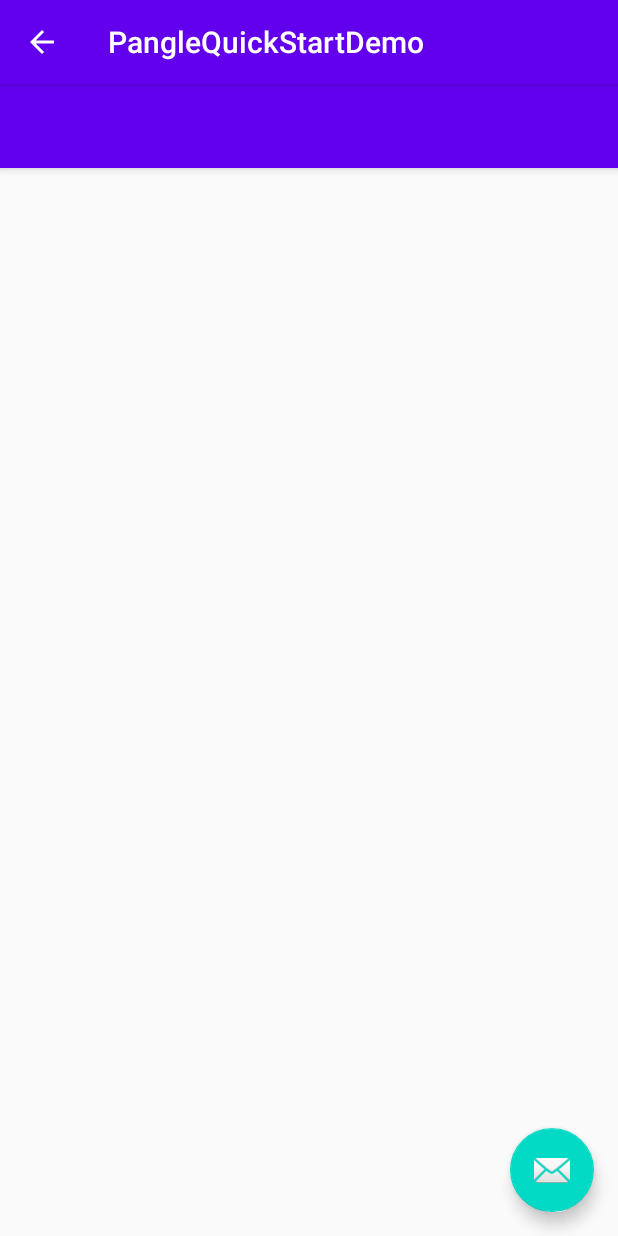
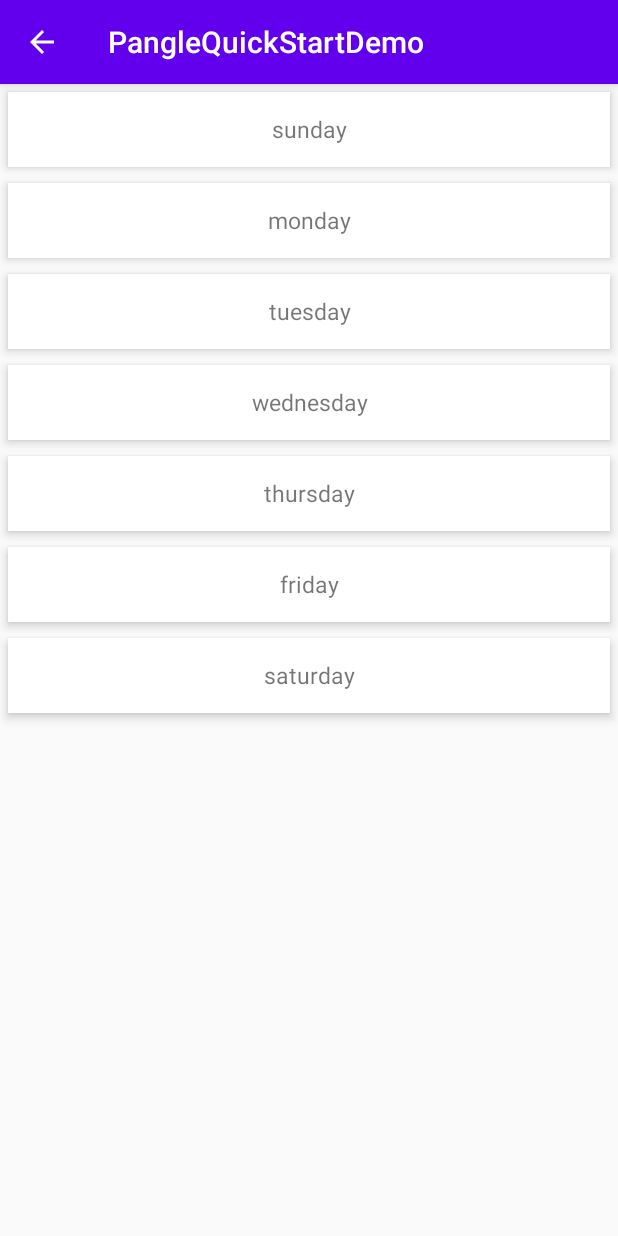
Before and after one commit to guchan-fout/Android-Pangle-Manuel-Quick-Start, an Android app: the NativeAdsViewActivity screen opened directly, with no data from a screen before it, on a phone screen of 412 x 824 dp. Run offline under Robolectric (Android 15) with nearby library versions, the phone set to English and light mode, and no system bars; our stand-ins replace Timber; libraries missing offline, so code that uses them is left out: com.bytedance.sdk; 4 statements that could not run were skipped.

```diff
--- a/PangleQuickStartDemo/app/build.gradle
+++ b/PangleQuickStartDemo/app/build.gradle
@@ -49,4 +49,7 @@ dependencies {
     // for logging
     implementation 'com.github.ajalt:timberkt:1.5.1'
 
+    implementation 'com.github.bumptech.glide:glide:4.11.0'
+    annotationProcessor 'com.github.bumptech.glide:compiler:4.11.0'
+
 }
--- a/PangleQuickStartDemo/app/src/main/java/com/pangleglobal/panglequickstartdemo/NativeAdsViewActivity.kt
+++ b/PangleQuickStartDemo/app/src/main/java/com/pangleglobal/panglequickstartdemo/NativeAdsViewActivity.kt
@@ -1,20 +1,97 @@
 package com.pangleglobal.panglequickstartdemo
 
 import android.os.Bundle
+import androidx.appcompat.app.AppCompatActivity
+import androidx.recyclerview.widget.LinearLayoutManager
+import androidx.recyclerview.widget.RecyclerView
+import com.bytedance.sdk.openadsdk.AdSlot
+import com.bytedance.sdk.openadsdk.TTAdNative
+import com.bytedance.sdk.openadsdk.TTAdNative.FeedAdListener
+import com.bytedance.sdk.openadsdk.TTAdSdk
+import com.bytedance.sdk.openadsdk.TTFeedAd
 import com.google.android.material.floatingactionbutton.FloatingActionButton
 import com.google.android.material.snackbar.Snackbar
-import androidx.appcompat.app.AppCompatActivity
+import com.pangleglobal.panglequickstartdemo.adapter.CellAdapter
+import com.pangleglobal.panglequickstartdemo.model.CellContentModel
+import kotlinx.android.synthetic.main.activity_main.*
+import timber.log.Timber
 
 class NativeAdsViewActivity : AppCompatActivity() {
+    private lateinit var mTTAdNative: TTAdNative
+    private lateinit var mContentlist: ArrayList<CellContentModel>
+    private lateinit var mAdapter: CellAdapter
+    private lateinit var viewManager: RecyclerView.LayoutManager
+
+    val adPosition = 2
 
     override fun onCreate(savedInstanceState: Bundle?) {
         super.onCreate(savedInstanceState)
-        setContentView(R.layout.activity_native_ads_view)
-        setSupportActionBar(findViewById(R.id.toolbar))
+        setContentView(R.layout.activity_main)
+        mContentlist = initList()
+        mAdapter =
+            CellAdapter(mContentlist)
+        viewManager = LinearLayoutManager(this)
 
-        findViewById<FloatingActionButton>(R.id.fab).setOnClickListener { view ->
-            Snackbar.make(view, "Replace with your own action", Snackbar.LENGTH_LONG)
-                .setAction("Action", null).show()
+        recycler_view.layoutManager = viewManager
+        recycler_view.adapter = mAdapter
+        recycler_view.setHasFixedSize(true)
+
+        requestOriginNativeAd("945538916")
+    }
+
+    private fun requestOriginNativeAd(mPlacementID: String) {
+        Timber.d(mPlacementID)
+        if (mPlacementID.isEmpty()) {
+            Timber.e("PlacementId is null")
+            return
+        }
+
+        //init Pangle ad manager
+        val mTTAdManager = TTAdSdk.getAdManager()
+        mTTAdNative = mTTAdManager.createAdNative(this)
+        val adSlot = AdSlot.Builder()
+            .setCodeId(mPlacementID)
+            .setSupportDeepLink(true)
+            .setAdCount(1)
+            .setImageAcceptedSize(300, 250)
+            .build()
+        mTTAdNative.loadFeedAd(adSlot, mFeedAdListener)
+    }
+
+    private val mFeedAdListener: FeedAdListener = object : FeedAdListener {
+        override fun onError(code: Int, message: String) {
+            Timber.d("feedAdListener loaded fail .code=$code,message=$message")
+        }
+
+        override fun onFeedAdLoad(ads: List<TTFeedAd>) {
+            if (ads.isEmpty()) {
+                Timber.e("feedAdListener loaded success .but ad no fill ")
+                return
+            }
+            for (nativeAd in ads) {
+                Timber.d(nativeAd.title)
+                Timber.d(nativeAd.description)
+                val content = CellContentModel()
+                content.isAd = true
+                content.feedAd = nativeAd
+                mContentlist.add(adPosition,content)
+                mAdapter.notifyItemInserted(adPosition)
+            }
         }
     }
+
+    private fun initList(): ArrayList<CellContentModel> {
+        val list =
+            arrayOf("sunday", "monday", "tuesday", "wednesday", "thursday", "friday", "saturday")
+        val contentList: ArrayList<CellContentModel> = ArrayList()
+
+        list.forEach { element ->
+            val content = CellContentModel()
+            content.content = element
+            content.isAd = false
+            contentList.add(content)
+        }
+        return contentList
+    }
+
 }
--- /dev/null
+++ b/PangleQuickStartDemo/app/src/main/java/com/pangleglobal/panglequickstartdemo/adapter/CellAdapter.kt
@@ -0,0 +1,74 @@
+package com.pangleglobal.panglequickstartdemo.adapter
+
+import android.view.LayoutInflater
+import android.view.View
+import android.view.ViewGroup
+import android.widget.ImageView
+import androidx.recyclerview.widget.RecyclerView
+import com.bumptech.glide.Glide
+import com.bytedance.sdk.openadsdk.TTFeedAd
+import com.pangleglobal.panglequickstartdemo.NativeAdsViewActivity
+
+import com.pangleglobal.panglequickstartdemo.R
+import com.pangleglobal.panglequickstartdemo.RecyclerAdapter
+import com.pangleglobal.panglequickstartdemo.model.CellContentModel
+import kotlinx.android.synthetic.main.native_ad_cell.view.*
+import kotlinx.android.synthetic.main.recyclerview_item.view.*
+import timber.log.Timber
+
+
+class CellAdapter(private val contentList: ArrayList<CellContentModel>) : RecyclerView.Adapter<RecyclerAdapter.RecyclerAdapterViewHolder>(){
+
+    override fun onCreateViewHolder(viewGroup: ViewGroup, viewType: Int): RecyclerAdapter.RecyclerAdapterViewHolder {
+        val view: View
+        return if (viewType == TYPE_NORMAL) { // for call layout
+            view = LayoutInflater.from(viewGroup.context)
+                .inflate(R.layout.recyclerview_item, viewGroup, false)
+            RecyclerAdapter.RecyclerAdapterViewHolder(view)
+        } else {
+            view = LayoutInflater.from(viewGroup.context)
+                .inflate(R.layout.native_ad_cell, viewGroup, false)
+            RecyclerAdapter.RecyclerAdapterViewHolder(view)
+        }
+
+    }
+
+    override fun onBindViewHolder(
+        holder: RecyclerAdapter.RecyclerAdapterViewHolder,
+        position: Int
+    ) {
+        if (getItemViewType(position) == TYPE_NORMAL) {
+            holder.view.item_name.text = contentList[position].content
+        } else {
+            //holder.view.template_ad_view.addView(contentList[position].adView)
+            var ad: TTFeedAd = contentList[position].feedAd
+            holder.view.titleText.text = ad.title
+            holder.view.descText.text = ad.description
+            holder.view.adButton.text = ad.buttonText
+            holder.view.adLabelText.text = ad.source
+
+            Glide.with(holder.view).asBitmap().load(ad.icon.imageUrl).into(holder.view.logoView)
+
+
+        }
+    }
+
+
+    override fun getItemCount(): Int {
+        return contentList.size
+    }
+
+    override fun getItemViewType(position: Int): Int {
+        return if (!contentList[position].isAd) {
+            TYPE_NORMAL
+        } else {
+            Timber.d("isAD!!")
+            TYPE_AD
+        }
+    }
+
+    companion object {
+        private const val TYPE_NORMAL = 1
+        private const val TYPE_AD = 2
+    }
+}
--- /dev/null
+++ b/PangleQuickStartDemo/app/src/main/java/com/pangleglobal/panglequickstartdemo/model/CellContentModel.kt
@@ -0,0 +1,10 @@
+package com.pangleglobal.panglequickstartdemo.model
+
+import android.view.View
+import com.bytedance.sdk.openadsdk.TTFeedAd
+
+class CellContentModel {
+    var content: String = ""
+    var isAd: Boolean = false
+    lateinit var feedAd: TTFeedAd
+}
--- a/PangleQuickStartDemo/app/src/main/res/layout/activity_main.xml
+++ b/PangleQuickStartDemo/app/src/main/res/layout/activity_main.xml
@@ -6,13 +6,9 @@
     android:layout_height="match_parent"
     tools:context=".MainActivity">
 
-    <TextView
-        android:layout_width="wrap_content"
-        android:layout_height="wrap_content"
-        android:text="Hello World!"
-        app:layout_constraintBottom_toBottomOf="parent"
-        app:layout_constraintLeft_toLeftOf="parent"
-        app:layout_constraintRight_toRightOf="parent"
-        app:layout_constraintTop_toTopOf="parent" />
+    <androidx.recyclerview.widget.RecyclerView
+        android:id="@+id/recycler_view"
+        android:layout_width="match_parent"
+        android:layout_height="match_parent" />
 
 </androidx.constraintlayout.widget.ConstraintLayout>
--- a/PangleQuickStartDemo/app/src/main/res/layout/activity_native_ads_view.xml
+++ /dev/null
@@ -1,33 +0,0 @@
-<?xml version="1.0" encoding="utf-8"?>
-<androidx.coordinatorlayout.widget.CoordinatorLayout xmlns:android="http://schemas.android.com/apk/res/android"
-    xmlns:app="http://schemas.android.com/apk/res-auto"
-    xmlns:tools="http://schemas.android.com/tools"
-    android:layout_width="match_parent"
-    android:layout_height="match_parent"
-    tools:context=".NativeAdsViewActivity">
-
-    <com.google.android.material.appbar.AppBarLayout
-        android:layout_width="match_parent"
-        android:layout_height="wrap_content"
-        android:theme="@style/AppTheme.AppBarOverlay">
-
-        <androidx.appcompat.widget.Toolbar
-            android:id="@+id/toolbar"
-            android:layout_width="match_parent"
-            android:layout_height="?attr/actionBarSize"
-            android:background="?attr/colorPrimary"
-            app:popupTheme="@style/AppTheme.PopupOverlay" />
-
-    </com.google.android.material.appbar.AppBarLayout>
-
-    <include layout="@layout/content_native_ads_view" />
-
-    <com.google.android.material.floatingactionbutton.FloatingActionButton
-        android:id="@+id/fab"
-        android:layout_width="wrap_content"
-        android:layout_height="wrap_content"
-        android:layout_gravity="bottom|end"
-        android:layout_margin="@dimen/fab_margin"
-        app:srcCompat="@android:drawable/ic_dialog_email" />
-
-</androidx.coordinatorlayout.widget.CoordinatorLayout>
--- /dev/null
+++ b/PangleQuickStartDemo/app/src/main/res/layout/recyclerview_item.xml
@@ -0,0 +1,22 @@
+<?xml version="1.0" encoding="utf-8"?>
+<androidx.constraintlayout.widget.ConstraintLayout
+    xmlns:android="http://schemas.android.com/apk/res/android"
+    android:layout_width="match_parent"
+    android:layout_height="50dp"
+    android:id="@+id/recycler_item"
+    android:layout_margin="5dp"
+    android:background="@android:color/white"
+    android:elevation="4dp"
+    android:orientation="horizontal">
+
+
+    <TextView
+        android:id="@+id/item_name"
+        android:layout_width="match_parent"
+        android:layout_height="match_parent"
+        android:layout_weight="1"
+        android:gravity="center"
+        android:text=""
+        android:textSize="15dp" />
+
+</androidx.constraintlayout.widget.ConstraintLayout>
```
Also changed, not shown: PangleQuickStartDemo/app/src/main/java/com/pangleglobal/panglequickstartdemo/MainActivity.kt (+52 -2 lines), PangleQuickStartDemo/app/src/main/java/com/pangleglobal/panglequickstartdemo/RecyclerAdapter.kt (added, +44 -0 lines), PangleQuickStartDemo/app/src/main/res/layout/native_ad_cell.xml (+5 -6 lines), PangleQuickStartDemo/app/src/main/res/layout/native_ad_cell_layout.xml (deleted, +0 -32 lines).
